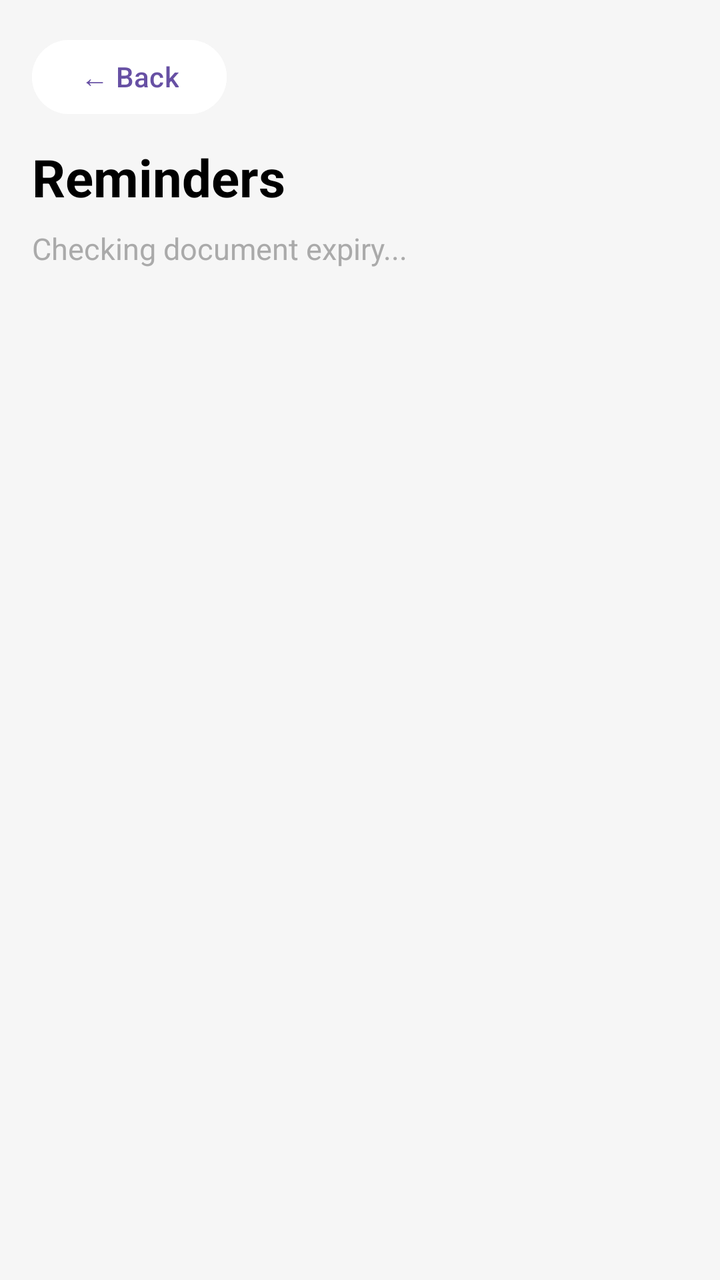
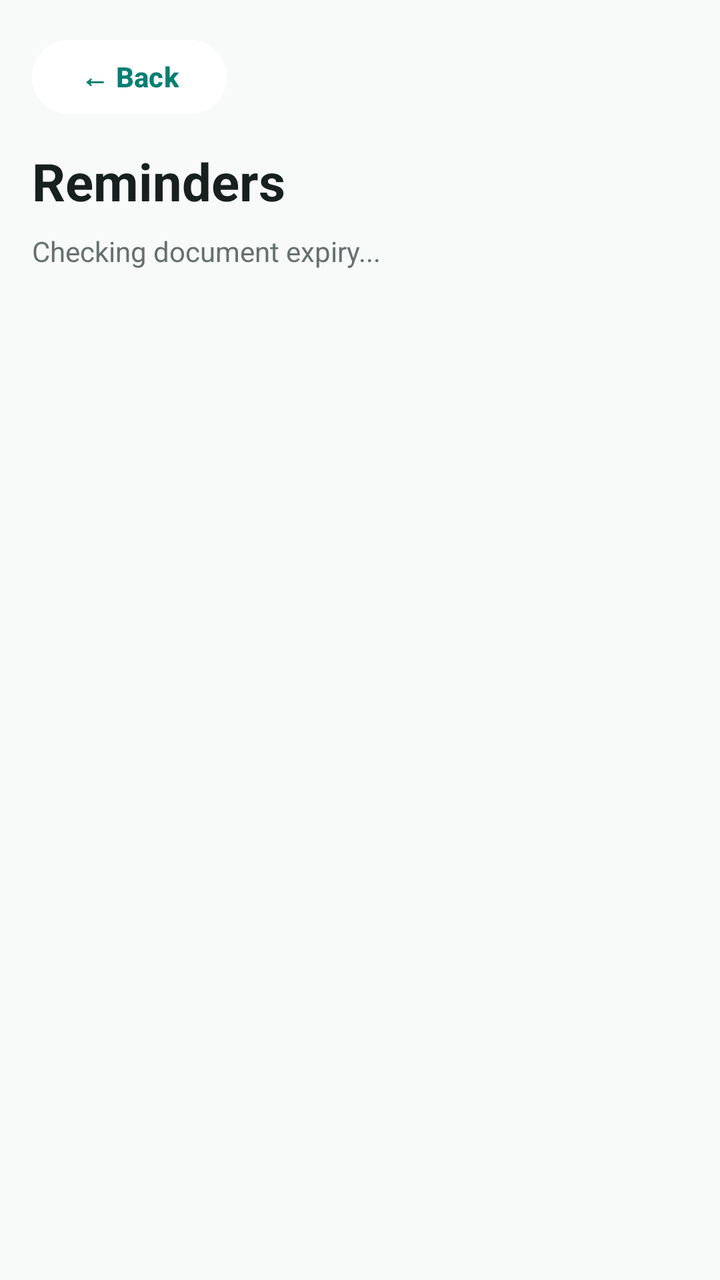

Before-and-after screenshots of an Android layout around one commit, followed by the original layout XML and the change that was made.
<!-- AndroidManifest.xml: application theme Theme.Expiry_Reminder_Project -->
<!-- res/layout/activity_reminders.xml -->
<?xml version="1.0" encoding="utf-8"?>
<androidx.constraintlayout.widget.ConstraintLayout
    xmlns:android="http://schemas.android.com/apk/res/android"
    xmlns:app="http://schemas.android.com/apk/res-auto"
    xmlns:tools="http://schemas.android.com/tools"
    android:layout_width="match_parent"
    android:layout_height="match_parent"
    android:padding="16dp"
    android:background="@color/light_gray"
    tools:context=".RemindersActivity">

    <Button
        android:id="@+id/btnBack"
        android:layout_width="wrap_content"
        android:layout_height="45dp"
        android:text="← Back"
        android:textSize="14sp"
        android:textColor="@color/purple_primary"
        android:backgroundTint="@color/white"
        app:layout_constraintTop_toTopOf="parent"
        app:layout_constraintStart_toStartOf="parent" />

    <TextView
        android:id="@+id/tvRemindersTitle"
        android:layout_width="wrap_content"
        android:layout_height="wrap_content"
        android:text="Reminders"
        android:textSize="26sp"
        android:textStyle="bold"
        android:textColor="@color/black"
        app:layout_constraintTop_toBottomOf="@id/btnBack"
        app:layout_constraintStart_toStartOf="parent"
        android:layout_marginTop="10dp" />

    <TextView
        android:id="@+id/tvReminderSummary"
        android:layout_width="0dp"
        android:layout_height="wrap_content"
        android:text="Checking document expiry..."
        android:textSize="15sp"
        android:textColor="@android:color/darker_gray"
        app:layout_constraintTop_toBottomOf="@id/tvRemindersTitle"
        app:layout_constraintStart_toStartOf="parent"
        app:layout_constraintEnd_toEndOf="parent"
        android:layout_marginTop="8dp" />

    <ScrollView
        android:id="@+id/scrollReminders"
        android:layout_width="0dp"
        android:layout_height="0dp"
        android:layout_marginTop="15dp"
        android:fillViewport="true"
        app:layout_constraintTop_toBottomOf="@id/tvReminderSummary"
        app:layout_constraintStart_toStartOf="parent"
        app:layout_constraintEnd_toEndOf="parent"
        app:layout_constraintBottom_toBottomOf="parent">

        <androidx.constraintlayout.widget.ConstraintLayout
            android:id="@+id/remindersContainer"
            android:layout_width="match_parent"
            android:layout_height="wrap_content">

        </androidx.constraintlayout.widget.ConstraintLayout>

    </ScrollView>

</androidx.constraintlayout.widget.ConstraintLayout>
<!-- resources referenced by this layout -->
<resources>
  <color name="black">#000000</color>
  <color name="light_gray">#F6F6F6</color>
  <color name="purple_primary">#6750A4</color>
  <color name="white">#FFFFFF</color>
  <style name="Theme.Expiry_Reminder_Project" parent="Base.Theme.Expiry_Reminder_Project">
      </style>
  <style name="Base.Theme.Expiry_Reminder_Project" parent="Theme.Material3.DayNight.NoActionBar">
  
          <item name="colorPrimary">@color/purple_primary</item>
          <item name="colorPrimaryContainer">@color/purple_light</item>
  
      </style>
  <color name="purple_light">#EADDFF</color>
</resources>

<!-- the commit's change to res/layout/activity_reminders.xml (unified diff, before → after) -->
@@ -6,7 +6,7 @@
     android:layout_width="match_parent"
     android:layout_height="match_parent"
     android:padding="16dp"
-    android:background="@color/light_gray"
+    android:background="@color/background"
     tools:context=".RemindersActivity">
 
     <Button
@@ -15,8 +15,9 @@
         android:layout_height="45dp"
         android:text="← Back"
         android:textSize="14sp"
-        android:textColor="@color/purple_primary"
-        android:backgroundTint="@color/white"
+        android:textStyle="bold"
+        android:textColor="@color/primary_teal"
+        android:backgroundTint="@color/card_white"
         app:layout_constraintTop_toTopOf="parent"
         app:layout_constraintStart_toStartOf="parent" />
 
@@ -27,28 +28,28 @@
         android:text="Reminders"
         android:textSize="26sp"
         android:textStyle="bold"
-        android:textColor="@color/black"
+        android:textColor="@color/text_primary"
+        android:layout_marginTop="12dp"
         app:layout_constraintTop_toBottomOf="@id/btnBack"
-        app:layout_constraintStart_toStartOf="parent"
-        android:layout_marginTop="10dp" />
+        app:layout_constraintStart_toStartOf="parent" />
 
     <TextView
         android:id="@+id/tvReminderSummary"
         android:layout_width="0dp"
         android:layout_height="wrap_content"
         android:text="Checking document expiry..."
-        android:textSize="15sp"
-        android:textColor="@android:color/darker_gray"
+        android:textSize="14sp"
+        android:textColor="@color/text_secondary"
+        android:layout_marginTop="8dp"
         app:layout_constraintTop_toBottomOf="@id/tvRemindersTitle"
         app:layout_constraintStart_toStartOf="parent"
-        app:layout_constraintEnd_toEndOf="parent"
-        android:layout_marginTop="8dp" />
+        app:layout_constraintEnd_toEndOf="parent" />
 
     <ScrollView
         android:id="@+id/scrollReminders"
         android:layout_width="0dp"
         android:layout_height="0dp"
-        android:layout_marginTop="15dp"
+        android:layout_marginTop="16dp"
         android:fillViewport="true"
         app:layout_constraintTop_toBottomOf="@id/tvReminderSummary"
         app:layout_constraintStart_toStartOf="parent"
@@ -58,7 +59,8 @@
         <androidx.constraintlayout.widget.ConstraintLayout
             android:id="@+id/remindersContainer"
             android:layout_width="match_parent"
-            android:layout_height="wrap_content">
+            android:layout_height="wrap_content"
+            android:paddingBottom="20dp">
 
         </androidx.constraintlayout.widget.ConstraintLayout>
 
<!-- resource entries referenced after the edit -->
@@ -1,17 +1,18 @@
 <!-- resources referenced by this layout -->
 <resources>
-  <color name="black">#000000</color>
-  <color name="light_gray">#F6F6F6</color>
-  <color name="purple_primary">#6750A4</color>
-  <color name="white">#FFFFFF</color>
+  <color name="background">#F7FAF9</color>
+  <color name="card_white">#FFFFFF</color>
+  <color name="primary_teal">#087F73</color>
+  <color name="text_primary">#17201F</color>
+  <color name="text_secondary">#66716F</color>
   <style name="Theme.Expiry_Reminder_Project" parent="Base.Theme.Expiry_Reminder_Project">
       </style>
   <style name="Base.Theme.Expiry_Reminder_Project" parent="Theme.Material3.DayNight.NoActionBar">
   
-          <item name="colorPrimary">@color/purple_primary</item>
-          <item name="colorPrimaryContainer">@color/purple_light</item>
+          <item name="colorPrimary">@color/primary_teal</item>
+          <item name="colorPrimaryVariant">@color/primary_dark</item>
   
       </style>
-  <color name="purple_light">#EADDFF</color>
+  <color name="primary_dark">#05665C</color>
 </resources>
 
